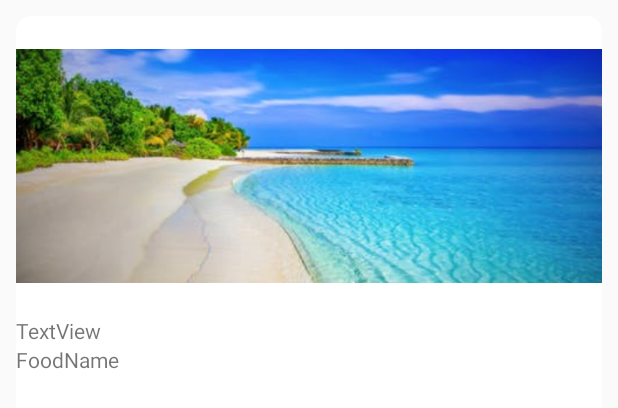
After one commit to try-no-cry/Food-Ordering-App--Android, an Android app: the layout single_search_result.xml on its own in the app's theme, with its tools: preview values and no code run, on a phone screen of 412 x 824 dp. The commit adds this screen. Shown: the top 408 px of the screen. Run offline under Robolectric (Android 15) with nearby library versions, the phone set to English and light mode, and no system bars.

Commit message:
after adding search fragment's details

```diff
--- /dev/null
+++ b/app/src/main/res/drawable/call.xml
@@ -0,0 +1,5 @@
+<vector android:height="24dp" android:tint="#2B0BC5"
+    android:viewportHeight="24.0" android:viewportWidth="24.0"
+    android:width="24dp" xmlns:android="http://schemas.android.com/apk/res/android">
+    <path android:fillColor="#FF000000" android:pathData="M6.62,10.79c1.44,2.83 3.76,5.14 6.59,6.59l2.2,-2.2c0.27,-0.27 0.67,-0.36 1.02,-0.24 1.12,0.37 2.33,0.57 3.57,0.57 0.55,0 1,0.45 1,1V20c0,0.55 -0.45,1 -1,1 -9.39,0 -17,-7.61 -17,-17 0,-0.55 0.45,-1 1,-1h3.5c0.55,0 1,0.45 1,1 0,1.25 0.2,2.45 0.57,3.57 0.11,0.35 0.03,0.74 -0.25,1.02l-2.2,2.2z"/>
+</vector>
--- /dev/null
+++ b/app/src/main/res/drawable/map.xml
@@ -0,0 +1,5 @@
+<vector android:height="24dp" android:tint="#3CC51A"
+    android:viewportHeight="24.0" android:viewportWidth="24.0"
+    android:width="24dp" xmlns:android="http://schemas.android.com/apk/res/android">
+    <path android:fillColor="#FF000000" android:pathData="M21.71,11.29l-9,-9c-0.39,-0.39 -1.02,-0.39 -1.41,0l-9,9c-0.39,0.39 -0.39,1.02 0,1.41l9,9c0.39,0.39 1.02,0.39 1.41,0l9,-9c0.39,-0.38 0.39,-1.01 0,-1.41zM14,14.5V12h-4v3H8v-4c0,-0.55 0.45,-1 1,-1h5V7.5l3.5,3.5 -3.5,3.5z"/>
+</vector>
--- /dev/null
+++ b/app/src/main/res/layout/single_search_result.xml
@@ -0,0 +1,70 @@
+<?xml version="1.0" encoding="utf-8"?>
+<LinearLayout xmlns:android="http://schemas.android.com/apk/res/android"
+    xmlns:app="http://schemas.android.com/apk/res-auto"
+    android:layout_width="match_parent"
+    android:layout_height="wrap_content"
+    android:layout_margin="5sp"
+    android:layout_marginBottom="15sp"
+    android:orientation="vertical">
+
+
+    <com.google.android.material.card.MaterialCardView
+        android:layout_width="match_parent"
+        android:layout_height="wrap_content"
+        android:layout_margin="5sp"
+        android:elevation="10sp"
+        android:padding="10px"
+        app:cardCornerRadius="10sp">
+
+        <LinearLayout
+            android:layout_width="match_parent"
+            android:layout_height="match_parent"
+            android:orientation="vertical">
+
+            <ImageView
+                android:id="@+id/ivSearchImage_S"
+                android:layout_width="match_parent"
+                android:layout_height="wrap_content"
+                app:srcCompat="@drawable/beach" />
+
+            <TextView
+                android:id="@+id/tvLocation_S"
+                android:layout_width="match_parent"
+                android:layout_height="wrap_content"
+                android:text="TextView" />
+
+            <LinearLayout
+                android:layout_width="match_parent"
+                android:layout_height="wrap_content"
+                android:orientation="horizontal">
+
+                <TextView
+                    android:id="@+id/tvFoodName_S"
+                    android:layout_width="0sp"
+                    android:layout_height="match_parent"
+                    android:layout_weight="1"
+                    android:text="FoodName" />
+
+                <com.google.android.material.button.MaterialButton
+                    android:id="@+id/btnGoToLocation_S"
+                    android:layout_width="0sp"
+                    android:layout_height="wrap_content"
+                    android:layout_margin="5sp"
+                    android:layout_weight="0.5"
+                    android:background="@drawable/map"
+                    android:padding="5sp"
+                    app:backgroundTint="#FFFFFF" />
+
+                <com.google.android.material.button.MaterialButton
+                    android:id="@+id/btncallToLocation_S"
+                    android:layout_width="0sp"
+                    android:layout_height="wrap_content"
+                    android:layout_margin="5sp"
+                    android:layout_weight="0.5"
+                    android:background="@drawable/call"
+                    android:padding="5sp"
+                    app:backgroundTint="#FFFFFF" />
+            </LinearLayout>
+        </LinearLayout>
+    </com.google.android.material.card.MaterialCardView>
+</LinearLayout>
```
Also changed, not shown: app/src/main/java/com/example/newbiz/Search.java (+157 -2 lines), app/src/main/java/com/example/newbiz/searchAdapter.java (added, +67 -0 lines), app/src/main/java/com/example/newbiz/singleSearchInfo.java (added, +41 -0 lines), app/src/main/res/layout/fragment_search.xml (+17 -9 lines).
